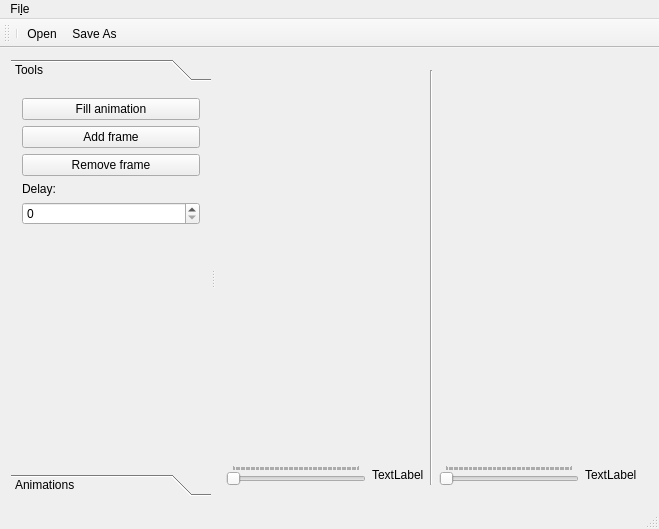
darmonlor/KUgif, file mainwindow.ui: the form before one commit.
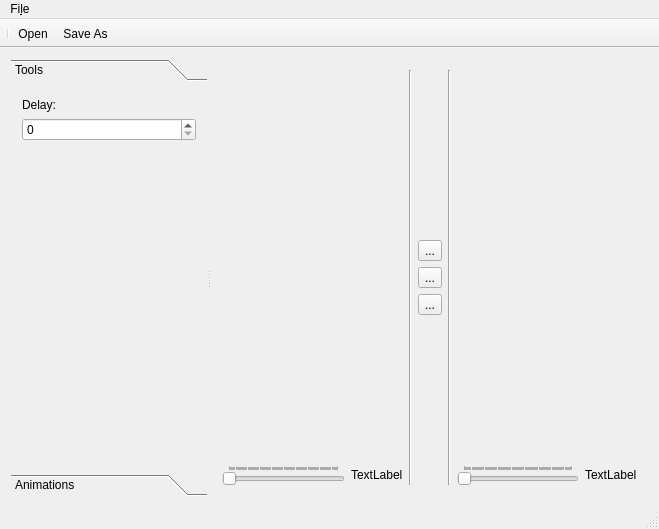
The form after the commit. The open tabs and pages were chosen to show the change. Icons and pictures are not drawn.

Patch:
```diff
--- a/mainwindow.ui
+++ b/mainwindow.ui
@@ -20,6 +20,9 @@
    <layout class="QHBoxLayout" name="horizontalLayout_4">
     <item>
      <widget class="QSplitter" name="splitter">
+      <property name="frameShape">
+       <enum>QFrame::NoFrame</enum>
+      </property>
       <property name="orientation">
        <enum>Qt::Horizontal</enum>
       </property>
@@ -30,43 +33,37 @@
          <height>16777215</height>
         </size>
        </property>
-       <property name="currentIndex">
+       <property name="frameShape">
+        <enum>QFrame::NoFrame</enum>
+       </property>
+       <property name="frameShadow">
+        <enum>QFrame::Sunken</enum>
+       </property>
+       <property name="lineWidth">
         <number>1</number>
        </property>
+       <property name="midLineWidth">
+        <number>0</number>
+       </property>
+       <property name="currentIndex">
+        <number>0</number>
+       </property>
+       <property name="tabSpacing">
+        <number>6</number>
+       </property>
        <widget class="QWidget" name="toolboxTools">
         <property name="geometry">
          <rect>
           <x>0</x>
           <y>0</y>
-          <width>208</width>
-          <height>381</height>
+          <width>189</width>
+          <height>374</height>
          </rect>
         </property>
         <attribute name="label">
          <string>Tools</string>
         </attribute>
         <layout class="QVBoxLayout" name="verticalLayout_3">
-         <item>
-          <widget class="QPushButton" name="animationFillButton">
-           <property name="text">
-            <string>Fill animation</string>
-           </property>
-          </widget>
-         </item>
-         <item>
-          <widget class="QPushButton" name="frameAddButton">
-           <property name="text">
-            <string>Add frame</string>
-           </property>
-          </widget>
-         </item>
-         <item>
-          <widget class="QPushButton" name="frameRemoveButton">
-           <property name="text">
-            <string>Remove frame</string>
-           </property>
-          </widget>
-         </item>
          <item>
           <widget class="QLabel" name="label_3">
            <property name="text">
@@ -147,8 +144,8 @@
               <rect>
                <x>0</x>
                <y>0</y>
-               <width>213</width>
-               <height>404</height>
+               <width>194</width>
+               <height>397</height>
               </rect>
              </property>
              <layout class="QVBoxLayout" name="verticalLayout_5">
@@ -215,6 +212,79 @@
           </property>
          </widget>
         </item>
+        <item>
+         <layout class="QVBoxLayout" name="verticalLayout_7">
+          <item>
+           <spacer name="verticalSpacer_4">
+            <property name="orientation">
+             <enum>Qt::Vertical</enum>
+            </property>
+            <property name="sizeHint" stdset="0">
+             <size>
+              <width>20</width>
+              <height>40</height>
+             </size>
+            </property>
+           </spacer>
+          </item>
+          <item>
+           <widget class="QToolButton" name="toolButton_2">
+            <property name="text">
+             <string>...</string>
+            </property>
+            <property name="icon">
+             <iconset theme="arrow-right">
+              <normaloff/>
+             </iconset>
+            </property>
+           </widget>
+          </item>
+          <item>
+           <widget class="QToolButton" name="toolButton">
+            <property name="text">
+             <string>...</string>
+            </property>
+            <property name="icon">
+             <iconset theme="arrow-right-double">
+              <normaloff/>
+             </iconset>
+            </property>
+           </widget>
+          </item>
+          <item>
+           <widget class="QToolButton" name="toolButton_3">
+            <property name="text">
+             <string>...</string>
+            </property>
+            <property name="icon">
+             <iconset theme="edit-delete">
+              <normaloff/>
+             </iconset>
+            </property>
+           </widget>
+          </item>
+          <item>
+           <spacer name="verticalSpacer_5">
+            <property name="orientation">
+             <enum>Qt::Vertical</enum>
+            </property>
+            <property name="sizeHint" stdset="0">
+             <size>
+              <width>20</width>
+              <height>40</height>
+             </size>
+            </property>
+           </spacer>
+          </item>
+         </layout>
+        </item>
+        <item>
+         <widget class="Line" name="line_2">
+          <property name="orientation">
+           <enum>Qt::Vertical</enum>
+          </property>
+         </widget>
+        </item>
         <item>
          <layout class="QVBoxLayout" name="verticalLayout_2">
           <item>
@@ -230,8 +300,8 @@
               <rect>
                <x>0</x>
                <y>0</y>
-               <width>212</width>
-               <height>404</height>
+               <width>193</width>
+               <height>397</height>
               </rect>
              </property>
              <layout class="QVBoxLayout" name="verticalLayout_6">
@@ -310,6 +380,18 @@
    <addaction name="menuFILE"/>
   </widget>
   <widget class="QToolBar" name="mainToolBar">
+   <property name="contextMenuPolicy">
+    <enum>Qt::NoContextMenu</enum>
+   </property>
+   <property name="movable">
+    <bool>false</bool>
+   </property>
+   <property name="toolButtonStyle">
+    <enum>Qt::ToolButtonTextBesideIcon</enum>
+   </property>
+   <property name="floatable">
+    <bool>false</bool>
+   </property>
    <attribute name="toolBarArea">
     <enum>TopToolBarArea</enum>
    </attribute>
```
Left out of the diff: 23 changed lines with no effect on the pictures.
